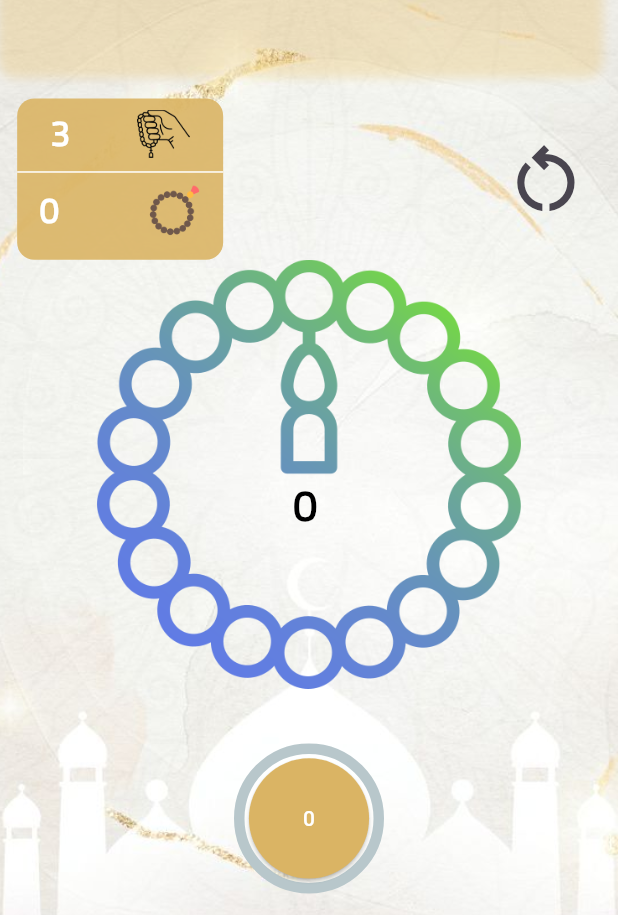
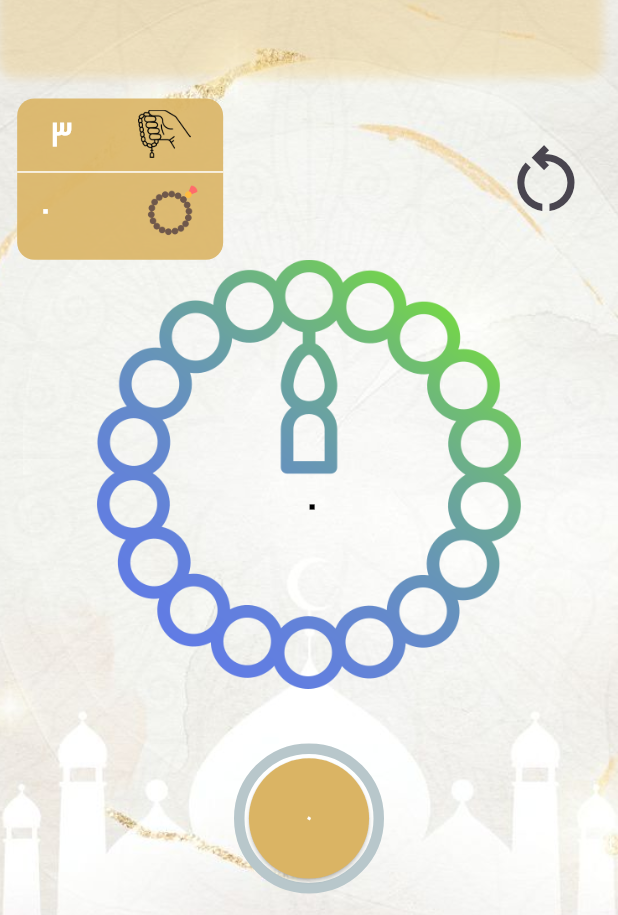
Before and after one commit to ahmedyosry433/Quran_App_Flutter, a Flutter app: the TasbihScreen screen opened by its route, after a tap on "أَسْـتَغْفِرُ الله", on a phone screen of 412 x 824 dp. Shown: the part 206-1121 px from the top of the screen. Run offline on Flutter 3.47's test engine with Material 3 defaults, Android fonts, the phone set to English and light mode, and no system bars; drawn by our look-alikes of percent_indicator; our stand-ins replace device_preview, easy_localization, flutter_screenutil, lottie, scrollable_positioned_list, shared_preferences; missing offline and left inert: jhijri; accounts and stored records are empty; project files that could hold a hidden picture were left out.

Commit message:
change number to Arabic number

```diff
--- a/lib/features/hadith/ui/hadith_screen.dart
+++ b/lib/features/hadith/ui/hadith_screen.dart
@@ -1,6 +1,7 @@
 import 'package:easy_localization/easy_localization.dart';
 import 'package:flutter/material.dart';
 import 'package:flutter_screenutil/flutter_screenutil.dart';
+import 'package:quran_app/core/helper/convert_en_numbers_to_ar.dart';
 import 'package:quran_app/core/helper/spacing.dart';
 import 'package:quran_app/core/theme/colors.dart';
 import 'package:quran_app/core/theme/style.dart';
@@ -53,7 +54,7 @@ class HadithScreen extends StatelessWidget {
                   shape: BoxShape.circle,
                 ),
                 child: Text(
-                  "${hadith.id}".tr(),
+                  hadith.id.toArabicNumbers.tr(),
                   style: TextStyles.font16BlackRegular,
                   textAlign: TextAlign.center,
                 ),
--- a/lib/features/quran/ui/quran_screen.dart
+++ b/lib/features/quran/ui/quran_screen.dart
@@ -1,5 +1,6 @@
 import 'package:flutter/material.dart';
 import 'package:flutter_screenutil/flutter_screenutil.dart';
+import 'package:quran_app/core/helper/convert_en_numbers_to_ar.dart';
 import 'package:quran_app/core/helper/extensions.dart';
 import 'package:quran_app/core/helper/spacing.dart';
 import 'package:quran_app/core/theme/colors.dart';
@@ -64,7 +65,7 @@ class QuranScreen extends StatelessWidget {
                         children: [
                           Image.asset('assets/image/star.png'),
                           Positioned(
-                            child: Text('${surah.index}',
+                            child: Text(surah.index.toArabicNumbers,
                                 style: TextStyles.font16BlackRegular),
                           ),
                         ],
--- a/lib/features/tasbih/ui/tasbih_details_screen.dart
+++ b/lib/features/tasbih/ui/tasbih_details_screen.dart
@@ -3,6 +3,7 @@
 import 'package:flutter/material.dart';
 import 'package:flutter_screenutil/flutter_screenutil.dart';
 import 'package:percent_indicator/circular_percent_indicator.dart';
+import 'package:quran_app/core/helper/convert_en_numbers_to_ar.dart';
 import 'package:quran_app/core/helper/spacing.dart';
 import 'package:quran_app/core/theme/colors.dart';
 import 'package:quran_app/core/theme/style.dart';
@@ -130,7 +131,7 @@ class _TasbihDetailsScreenState extends State<TasbihDetailsScreen>
                           width: 35,
                         ),
                         Text(
-                          '${widget.tasbih.counter}',
+                          widget.tasbih.counter.toArabicNumbers,
                           style: TextStyles.font20WhiteSemiBold,
                         ),
                       ],
@@ -149,7 +150,7 @@ class _TasbihDetailsScreenState extends State<TasbihDetailsScreen>
                         ),
                         horizontalSpace(0),
                         Text(
-                          '$cycle',
+                          cycle.toArabicNumbers,
                           style: TextStyles.font20WhiteSemiBold,
                         ),
                       ],
@@ -214,7 +215,7 @@ class _TasbihDetailsScreenState extends State<TasbihDetailsScreen>
                 ? 120.w
                 : 95.w,
             child: Text(
-              '$counter',
+              counter.toArabicNumbers,
               style: TextStyles.font25BlackSemiBold,
             ))
       ],
@@ -255,7 +256,7 @@ class _TasbihDetailsScreenState extends State<TasbihDetailsScreen>
             } else {}
           },
           child: Text(
-            '$counter',
+            counter.toArabicNumbers,
             //AppStrings.tasbihCounter,
             style: TextStyle(
               color: ColorsManager.white,
--- a/lib/features/tasbih/ui/tasbih_screen.dart
+++ b/lib/features/tasbih/ui/tasbih_screen.dart
@@ -1,5 +1,6 @@
 import 'package:flutter/material.dart';
 import 'package:flutter_screenutil/flutter_screenutil.dart';
+import 'package:quran_app/core/helper/convert_en_numbers_to_ar.dart';
 import 'package:quran_app/core/helper/extensions.dart';
 import 'package:quran_app/core/helper/spacing.dart';
 
@@ -97,7 +98,7 @@ class TasbihScreen extends StatelessWidget {
                               : ColorsManager.black45),
                     ),
                     child: Center(
-                      child: Text('${tasbih.counter}',
+                      child: Text(tasbih.counter.toArabicNumbers,
                           textAlign: TextAlign.center,
                           style: TextStyles.font13WhiteRegular),
                     ),
```
Also changed, not shown: lib/features/azkar/ui/widgets/azkar_widget.dart (+3 -13 lines).
